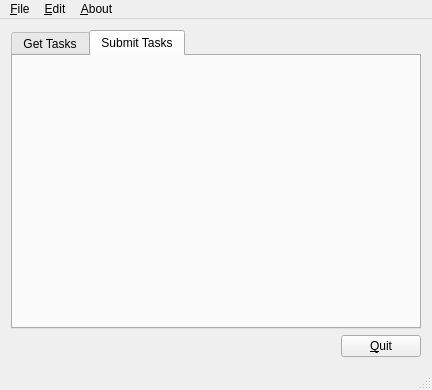
ROctopus/ROctopus-client, file rocto_client/Qt/ui/source/mainwindow.ui: the form before one commit.
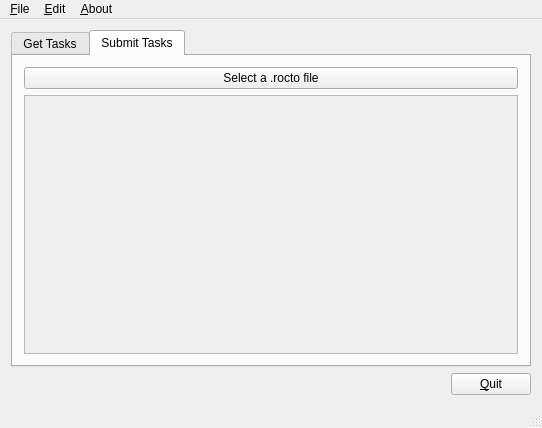
The form after the commit. The open tabs and pages were chosen to show the change.

Commit message: AbstractTableModel implementation, task submission basics

```diff
--- a/rocto_client/Qt/ui/source/mainwindow.ui
+++ b/rocto_client/Qt/ui/source/mainwindow.ui
@@ -6,8 +6,8 @@
    <rect>
     <x>0</x>
     <y>0</y>
-    <width>432</width>
-    <height>390</height>
+    <width>542</width>
+    <height>428</height>
    </rect>
   </property>
   <property name="windowTitle">
@@ -203,6 +203,28 @@
        <attribute name="title">
         <string>Submit Tasks</string>
        </attribute>
+       <layout class="QGridLayout" name="gridLayout_4">
+        <item row="0" column="0">
+         <widget class="QPushButton" name="select_rocto">
+          <property name="text">
+           <string>Select a .rocto file</string>
+          </property>
+         </widget>
+        </item>
+        <item row="1" column="0">
+         <widget class="QTableView" name="tableView">
+          <property name="enabled">
+           <bool>false</bool>
+          </property>
+          <property name="editTriggers">
+           <set>QAbstractItemView::NoEditTriggers</set>
+          </property>
+          <property name="wordWrap">
+           <bool>false</bool>
+          </property>
+         </widget>
+        </item>
+       </layout>
       </widget>
      </widget>
     </item>
@@ -252,8 +274,8 @@
     <rect>
      <x>0</x>
      <y>0</y>
-     <width>432</width>
-     <height>28</height>
+     <width>542</width>
+     <height>25</height>
     </rect>
    </property>
    <widget class="QMenu" name="menuFile">
```
Left out of the diff: 10 changed lines with no effect on the pictures. The commit also changes 7 other files.
